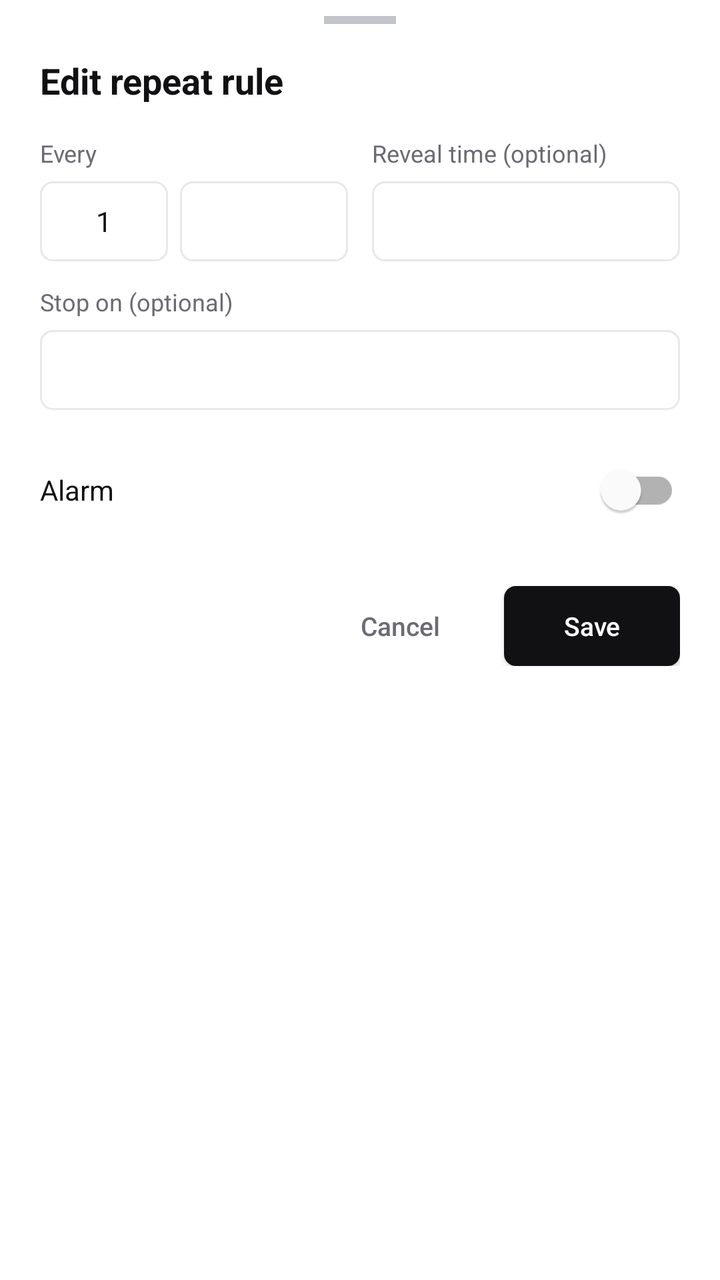
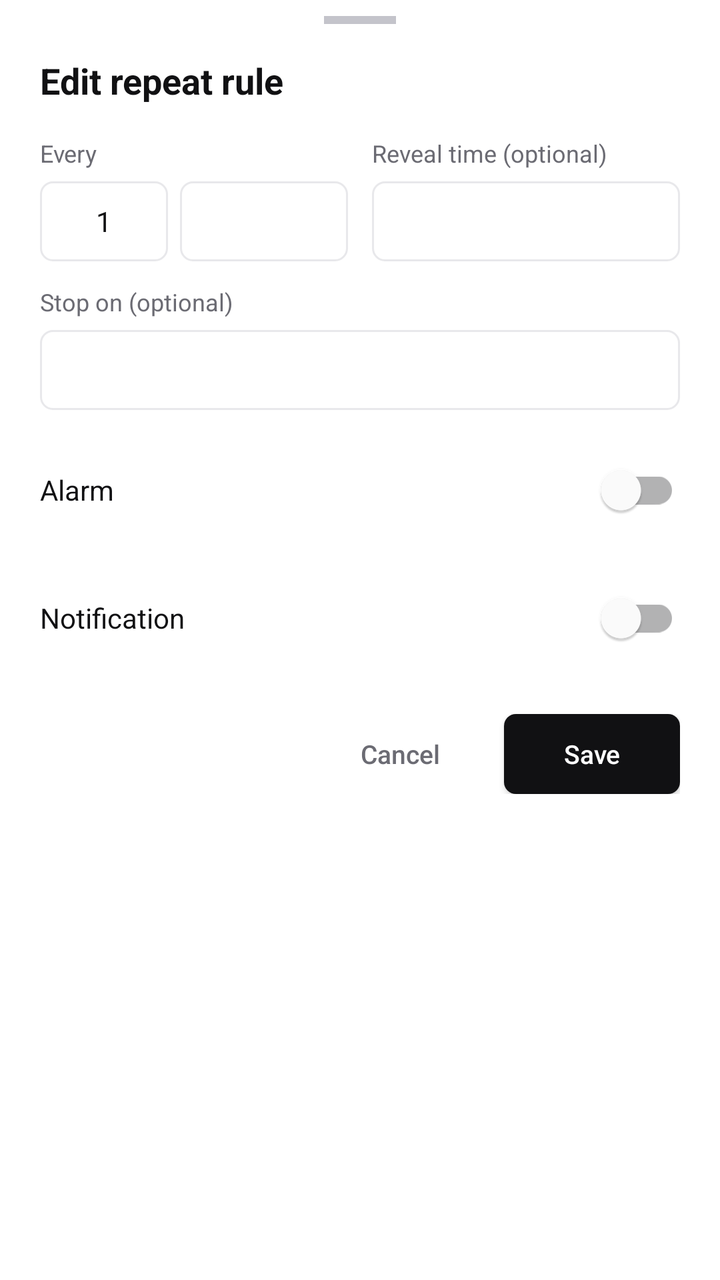

An Android layout rendered at two revisions. The XML below is the earlier revision; the diff shows what the commit changed to produce the second picture.
<!-- AndroidManifest.xml: application theme Theme.ToDoApp -->
<!-- res/layout/sheet_repeat_editor.xml -->
<?xml version="1.0" encoding="utf-8"?>
<androidx.core.widget.NestedScrollView xmlns:android="http://schemas.android.com/apk/res/android"
    android:layout_width="match_parent"
    android:layout_height="wrap_content"
    android:background="@color/bg">

    <LinearLayout
        android:layout_width="match_parent"
        android:layout_height="wrap_content"
        android:orientation="vertical"
        android:paddingStart="20dp"
        android:paddingTop="8dp"
        android:paddingEnd="20dp"
        android:paddingBottom="20dp">

        <View
            android:layout_width="36dp"
            android:layout_height="4dp"
            android:layout_gravity="center_horizontal"
            android:layout_marginBottom="16dp"
            android:background="@color/muted_2" />

        <TextView
            android:layout_width="wrap_content"
            android:layout_height="wrap_content"
            android:layout_marginBottom="16dp"
            android:text="@string/edit_repeat_rule"
            android:textColor="@color/fg"
            android:textSize="18sp"
            android:textStyle="bold" />

        <include layout="@layout/view_repeat_controls" />

        
        <LinearLayout
            android:id="@+id/repeat_alarm_row"
            android:layout_width="match_parent"
            android:layout_height="wrap_content"
            android:layout_marginTop="16dp"
            android:gravity="center_vertical"
            android:orientation="horizontal">

            <TextView
                android:layout_width="0dp"
                android:layout_height="wrap_content"
                android:layout_weight="1"
                android:text="@string/alarm_label"
                android:textColor="@color/fg"
                android:textSize="14sp" />

            <com.google.android.material.switchmaterial.SwitchMaterial
                android:id="@+id/repeat_alarm_switch"
                android:layout_width="wrap_content"
                android:layout_height="wrap_content" />
        </LinearLayout>

        <LinearLayout
            android:id="@+id/repeat_alarm_controls"
            android:layout_width="match_parent"
            android:layout_height="wrap_content"
            android:layout_marginTop="12dp"
            android:orientation="vertical"
            android:visibility="gone">

            <TextView style="@style/FieldLabel" android:text="@string/alarm_time_label" />

            <TextView
                android:id="@+id/repeat_alarm_time_value"
                style="@style/FieldValue" />
        </LinearLayout>

        <LinearLayout
            android:layout_width="match_parent"
            android:layout_height="wrap_content"
            android:layout_marginTop="24dp"
            android:gravity="center_vertical"
            android:orientation="horizontal">

            <Space
                android:layout_width="0dp"
                android:layout_height="1dp"
                android:layout_weight="1" />

            <androidx.appcompat.widget.AppCompatButton
                android:id="@+id/repeat_cancel"
                android:layout_width="wrap_content"
                android:layout_height="40dp"
                android:layout_marginEnd="8dp"
                android:background="@android:color/transparent"
                android:paddingStart="14dp"
                android:paddingEnd="14dp"
                android:text="@string/cancel"
                android:textAllCaps="false"
                android:textColor="@color/muted"
                android:textSize="13sp" />

            <androidx.appcompat.widget.AppCompatButton
                android:id="@+id/repeat_save"
                android:layout_width="wrap_content"
                android:layout_height="40dp"
                android:background="@drawable/bg_btn_filled"
                android:paddingStart="16dp"
                android:paddingEnd="16dp"
                android:text="@string/save"
                android:textAllCaps="false"
                android:textColor="@color/on_accent"
                android:textSize="13sp" />
        </LinearLayout>
    </LinearLayout>
</androidx.core.widget.NestedScrollView>
<!-- res/layout/view_repeat_controls.xml (included above) -->
<?xml version="1.0" encoding="utf-8"?>
<LinearLayout xmlns:android="http://schemas.android.com/apk/res/android"
    android:layout_width="match_parent"
    android:layout_height="wrap_content"
    android:orientation="vertical">

    
    <LinearLayout
        android:layout_width="match_parent"
        android:layout_height="wrap_content"
        android:orientation="horizontal">

        <LinearLayout
            android:layout_width="0dp"
            android:layout_height="wrap_content"
            android:layout_marginEnd="6dp"
            android:layout_weight="1"
            android:orientation="vertical">

            <TextView style="@style/FieldLabel" android:text="@string/repeat_every" />

            <LinearLayout
                android:layout_width="match_parent"
                android:layout_height="wrap_content"
                android:orientation="horizontal">

                <EditText
                    android:id="@+id/repeat_interval"
                    android:layout_width="64dp"
                    android:layout_height="40dp"
                    android:layout_marginEnd="6dp"
                    android:background="@drawable/bg_input"
                    android:gravity="center"
                    android:inputType="number"
                    android:text="1"
                    android:textColor="@color/fg"
                    android:textSize="14sp" />

                <Spinner
                    android:id="@+id/repeat_unit"
                    android:layout_width="0dp"
                    android:layout_height="40dp"
                    android:layout_weight="1"
                    android:background="@drawable/bg_input"
                    android:paddingStart="10dp"
                    android:paddingEnd="10dp" />
            </LinearLayout>
        </LinearLayout>

        <LinearLayout
            android:id="@+id/repeat_time_row"
            android:layout_width="0dp"
            android:layout_height="wrap_content"
            android:layout_marginStart="6dp"
            android:layout_weight="1"
            android:orientation="vertical">

            <TextView style="@style/FieldLabel" android:text="@string/reveal_time" />

            <TextView android:id="@+id/repeat_time" style="@style/FieldValue" />
        </LinearLayout>
    </LinearLayout>

    
    <LinearLayout
        android:id="@+id/repeat_weekday_field"
        android:layout_width="match_parent"
        android:layout_height="wrap_content"
        android:layout_marginTop="12dp"
        android:orientation="vertical"
        android:visibility="gone">

        <TextView style="@style/FieldLabel" android:text="@string/repeat_on" />

        <LinearLayout
            android:id="@+id/weekday_pills"
            android:layout_width="match_parent"
            android:layout_height="wrap_content"
            android:orientation="horizontal">

            <TextView style="@style/Pill" android:tag="0" android:text="Sun" />
            <TextView style="@style/Pill" android:tag="1" android:text="Mon" />
            <TextView style="@style/Pill" android:tag="2" android:text="Tue" />
            <TextView style="@style/Pill" android:tag="3" android:text="Wed" />
            <TextView style="@style/Pill" android:tag="4" android:text="Thu" />
            <TextView style="@style/Pill" android:tag="5" android:text="Fri" />
            <TextView style="@style/Pill" android:tag="6" android:text="Sat" />
        </LinearLayout>
    </LinearLayout>

    
    <LinearLayout
        android:id="@+id/repeat_monthday_field"
        android:layout_width="match_parent"
        android:layout_height="wrap_content"
        android:layout_marginTop="12dp"
        android:orientation="vertical"
        android:visibility="gone">

        <TextView style="@style/FieldLabel" android:text="@string/monthly_pattern" />

        <Spinner
            android:id="@+id/repeat_month_pattern"
            android:layout_width="match_parent"
            android:layout_height="40dp"
            android:background="@drawable/bg_input"
            android:paddingStart="10dp"
            android:paddingEnd="10dp" />
    </LinearLayout>

    
    <LinearLayout
        android:id="@+id/repeat_month_days_field"
        android:layout_width="match_parent"
        android:layout_height="wrap_content"
        android:layout_marginTop="12dp"
        android:orientation="vertical"
        android:visibility="gone">

        <TextView style="@style/FieldLabel" android:text="@string/days_of_month" />

        <EditText
            android:id="@+id/repeat_monthdays"
            android:layout_width="match_parent"
            android:layout_height="40dp"
            android:background="@drawable/bg_input"
            android:hint="@string/days_of_month_hint"
            android:inputType="text"
            android:paddingStart="10dp"
            android:paddingEnd="10dp"
            android:textColor="@color/fg"
            android:textColorHint="@color/muted"
            android:textSize="14sp" />
    </LinearLayout>

    
    <LinearLayout
        android:id="@+id/repeat_month_week_field"
        android:layout_width="match_parent"
        android:layout_height="wrap_content"
        android:layout_marginTop="12dp"
        android:orientation="vertical"
        android:visibility="gone">

        <TextView style="@style/FieldLabel" android:text="@string/week_of_month" />

        <LinearLayout
            android:id="@+id/month_week_pills"
            android:layout_width="match_parent"
            android:layout_height="wrap_content"
            android:orientation="horizontal">

            <TextView style="@style/Pill" android:tag="1" android:text="1st" />
            <TextView style="@style/Pill" android:tag="2" android:text="2nd" />
            <TextView style="@style/Pill" android:tag="3" android:text="3rd" />
            <TextView style="@style/Pill" android:tag="4" android:text="4th" />
            <TextView style="@style/Pill" android:tag="5" android:text="5th" />
        </LinearLayout>
    </LinearLayout>

    
    <LinearLayout
        android:id="@+id/repeat_month_weekday_field"
        android:layout_width="match_parent"
        android:layout_height="wrap_content"
        android:layout_marginTop="12dp"
        android:orientation="vertical"
        android:visibility="gone">

        <TextView style="@style/FieldLabel" android:text="@string/day_of_week" />

        <LinearLayout
            android:id="@+id/month_weekday_pills"
            android:layout_width="match_parent"
            android:layout_height="wrap_content"
            android:orientation="horizontal">

            <TextView style="@style/Pill" android:tag="0" android:text="Sun" />
            <TextView style="@style/Pill" android:tag="1" android:text="Mon" />
            <TextView style="@style/Pill" android:tag="2" android:text="Tue" />
            <TextView style="@style/Pill" android:tag="3" android:text="Wed" />
            <TextView style="@style/Pill" android:tag="4" android:text="Thu" />
            <TextView style="@style/Pill" android:tag="5" android:text="Fri" />
            <TextView style="@style/Pill" android:tag="6" android:text="Sat" />
        </LinearLayout>
    </LinearLayout>

    
    <LinearLayout
        android:layout_width="match_parent"
        android:layout_height="wrap_content"
        android:layout_marginTop="12dp"
        android:orientation="vertical">

        <TextView style="@style/FieldLabel" android:text="@string/stop_on" />

        <TextView android:id="@+id/repeat_end" style="@style/FieldValue" />
    </LinearLayout>
</LinearLayout>
<!-- resources referenced by this layout -->
<resources>
  <color name="bg">#FFFFFF</color>
  <color name="fg">#111113</color>
  <color name="muted">#6B6B73</color>
  <color name="muted_2">#C4C4CB</color>
  <color name="on_accent">#FFFFFF</color>
  <!-- drawable bg_btn_filled (drawable) -->
  <shape xmlns:android="http://schemas.android.com/apk/res/android" android:shape="rectangle">
      <solid android:color="@color/accent" />
      <corners android:radius="@dimen/r_sm" />
  </shape>
  <!-- drawable bg_input (drawable) -->
  <shape xmlns:android="http://schemas.android.com/apk/res/android" android:shape="rectangle">
      <solid android:color="@android:color/transparent" />
      <stroke android:width="@dimen/hairline" android:color="@color/line" />
      <corners android:radius="@dimen/r_sm" />
  </shape>
  <string name="alarm_label">Alarm</string>
  <string name="alarm_time_label">Alarm time</string>
  <string name="cancel">Cancel</string>
  <string name="day_of_week">Day of week</string>
  <string name="days_of_month">Days of month</string>
  <string name="days_of_month_hint">e.g. 1, 15, 28</string>
  <string name="edit_repeat_rule">Edit repeat rule</string>
  <string name="monthly_pattern">Monthly pattern</string>
  <string name="repeat_every">Every</string>
  <string name="repeat_on">Repeat on</string>
  <string name="reveal_time">Reveal time (optional)</string>
  <string name="save">Save</string>
  <string name="stop_on">Stop on (optional)</string>
  <string name="week_of_month">Week of month</string>
  <style name="FieldLabel">
          <item name="android:layout_width">wrap_content</item>
          <item name="android:layout_height">wrap_content</item>
          <item name="android:layout_marginBottom">6dp</item>
          <item name="android:textColor">@color/muted</item>
          <item name="android:textSize">12sp</item>
      </style>
  <color name="accent">#111113</color>
  <dimen name="r_sm">6dp</dimen>
  <dimen name="hairline">1dp</dimen>
  <color name="line">#E8E8EB</color>
  <!-- drawable bg_pill (drawable) -->
  <selector xmlns:android="http://schemas.android.com/apk/res/android">
      <item android:state_selected="true" android:drawable="@drawable/bg_pill_selected" />
      <item android:drawable="@drawable/bg_pill_unselected" />
  </selector>
  <color name="warn">#D9480F</color>
  <!-- drawable bg_pill_selected (drawable) -->
  <shape xmlns:android="http://schemas.android.com/apk/res/android" android:shape="rectangle">
      <solid android:color="@color/accent" />
      <stroke android:width="@dimen/hairline" android:color="@color/accent" />
      <corners android:radius="@dimen/r_sm" />
  </shape>
  <!-- drawable bg_pill_unselected (drawable) -->
  <shape xmlns:android="http://schemas.android.com/apk/res/android" android:shape="rectangle">
      <solid android:color="@color/bg" />
      <stroke android:width="@dimen/hairline" android:color="@color/line" />
      <corners android:radius="@dimen/r_sm" />
  </shape>
  <style name="Widget.ToDoApp.BottomSheet" parent="Widget.MaterialComponents.BottomSheet.Modal">
          <item name="backgroundTint">@color/bg</item>
          <item name="shapeAppearanceOverlay">@style/ShapeAppearance.ToDoApp.Sheet</item>
      </style>
  <style name="ShapeAppearance.ToDoApp.Sheet" parent="">
          <item name="cornerFamily">rounded</item>
          <item name="cornerSizeTopLeft">18dp</item>
          <item name="cornerSizeTopRight">18dp</item>
          <item name="cornerSizeBottomLeft">0dp</item>
          <item name="cornerSizeBottomRight">0dp</item>
      </style>
  <!-- unchanged entries left out for length: 4 -->
</resources>

<!-- the commit's change to res/layout/sheet_repeat_editor.xml (unified diff, before → after) -->
@@ -66,6 +66,44 @@
 
             <TextView
                 android:id="@+id/repeat_alarm_time_value"
+                style="@style/FieldValue" />
+        </LinearLayout>
+
+        
+        <LinearLayout
+            android:id="@+id/repeat_notify_row"
+            android:layout_width="match_parent"
+            android:layout_height="wrap_content"
+            android:layout_marginTop="16dp"
+            android:gravity="center_vertical"
+            android:orientation="horizontal">
+
+            <TextView
+                android:layout_width="0dp"
+                android:layout_height="wrap_content"
+                android:layout_weight="1"
+                android:text="@string/notify_label"
+                android:textColor="@color/fg"
+                android:textSize="14sp" />
+
+            <com.google.android.material.switchmaterial.SwitchMaterial
+                android:id="@+id/repeat_notify_switch"
+                android:layout_width="wrap_content"
+                android:layout_height="wrap_content" />
+        </LinearLayout>
+
+        <LinearLayout
+            android:id="@+id/repeat_notify_controls"
+            android:layout_width="match_parent"
+            android:layout_height="wrap_content"
+            android:layout_marginTop="12dp"
+            android:orientation="vertical"
+            android:visibility="gone">
+
+            <TextView style="@style/FieldLabel" android:text="@string/notify_time_label" />
+
+            <TextView
+                android:id="@+id/repeat_notify_time_value"
                 style="@style/FieldValue" />
         </LinearLayout>
 
<!-- resource entries referenced after the edit -->
@@ -24,6 +24,8 @@
   <string name="days_of_month_hint">e.g. 1, 15, 28</string>
   <string name="edit_repeat_rule">Edit repeat rule</string>
   <string name="monthly_pattern">Monthly pattern</string>
+  <string name="notify_label">Notification</string>
+  <string name="notify_time_label">Notification time</string>
   <string name="repeat_every">Every</string>
   <string name="repeat_on">Repeat on</string>
   <string name="reveal_time">Reveal time (optional)</string>
